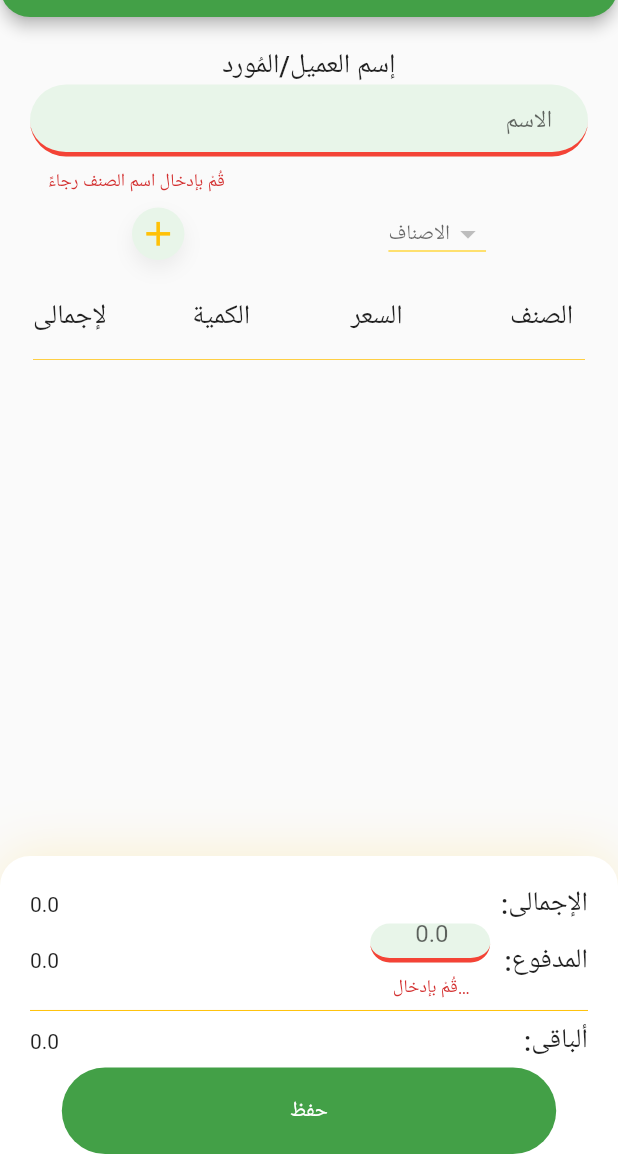
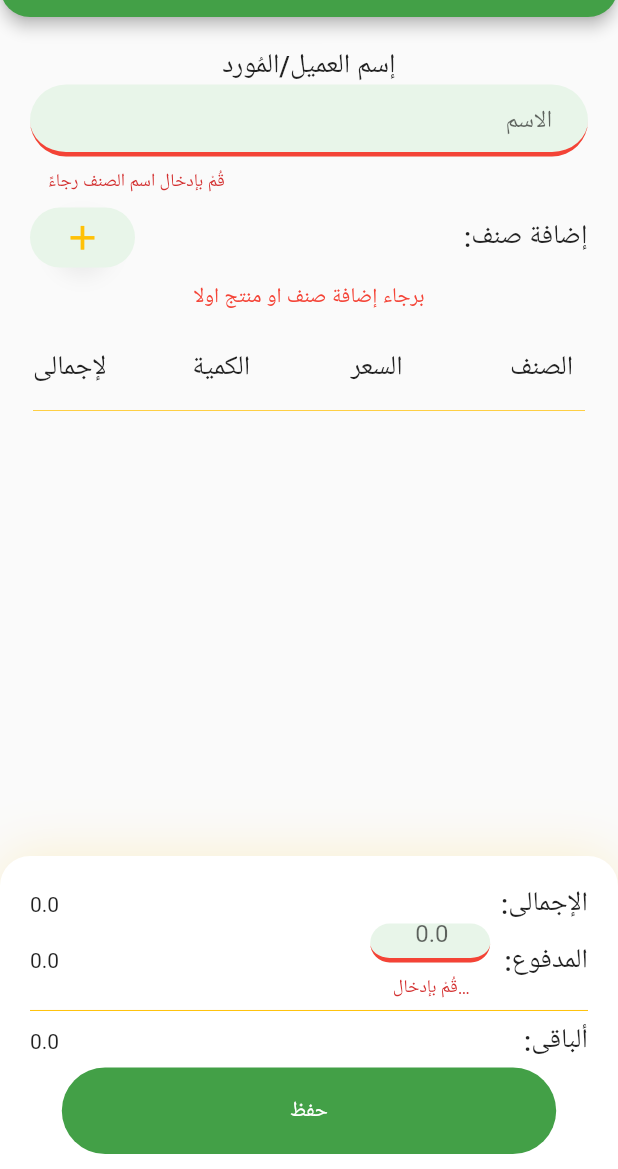
Before and after one commit to ragabelsayed/SevenKasb, a Flutter app: the NewBillScreen screen opened by its route, after a tap on "حفظ", on a phone screen of 412 x 824 dp, the part 67-1236 px from its top. Run offline on Flutter 3.47's test engine with Material 2 defaults, Android fonts, the phone set to English and light mode, and no system bars; our stand-ins replace flutter_riverpod, flutter_zoom_drawer, fluttertoast, font_awesome_flutter, shared_preferences; accounts and stored records are empty.

Commit message:
bill screen is finished

```diff
--- a/sugarcane_juice_app/lib/providers/unit_provider.dart
+++ b/sugarcane_juice_app/lib/providers/unit_provider.dart
@@ -61,7 +61,7 @@ class UnitNotifier extends ChangeNotifier {
     }
   }
 
-  Future<void> addUnit(Unit unit) async {
+  Future<Unit> addUnit(Unit unit) async {
     try {
       final response = await http.post(
         url,
@@ -76,7 +76,8 @@ class UnitNotifier extends ChangeNotifier {
         id: json.decode(response.body)['unit']['id'],
         name: unit.name,
       );
-      _items.add(newUnit);
+      // _items.add(newUnit);
+      return newUnit;
     } on FormatException {
       throw HttpException(
         'عفوا لقد انتهت صلاحيتك لستخدام البرنامج \n برجاء اعد تسجيل الدخول',
--- a/sugarcane_juice_app/lib/screens/bill/widget/bill_input_form.dart
+++ b/sugarcane_juice_app/lib/screens/bill/widget/bill_input_form.dart
@@ -4,12 +4,12 @@ import 'package:flutter_riverpod/flutter_riverpod.dart';
 import 'package:sugarcane_juice_app/config/constants.dart';
 import 'package:sugarcane_juice_app/config/palette.dart';
 import 'package:sugarcane_juice_app/models/bill.dart';
-import 'package:sugarcane_juice_app/models/item.dart';
 import 'package:sugarcane_juice_app/providers/bill_provider.dart';
-import 'package:sugarcane_juice_app/screens/bill/widget/dropdown_item_btn.dart';
-import 'package:sugarcane_juice_app/widget/dialog_btns.dart';
+import 'package:sugarcane_juice_app/screens/bill/widget/bill_item_input_form.dart';
+import 'package:sugarcane_juice_app/widget/banner_message.dart';
 import 'package:sugarcane_juice_app/widget/dialog_remove.dart';
 import 'package:sugarcane_juice_app/widget/dialog_title.dart';
+import 'package:sugarcane_juice_app/widget/error_view.dart';
 import 'package:sugarcane_juice_app/widget/rounded_text_btn.dart';
 
 class BillInputForm extends StatefulWidget {
@@ -21,7 +21,7 @@ class BillInputForm extends StatefulWidget {
 
 class _BillInputFormState extends State<BillInputForm> {
   final _formKey = GlobalKey<FormState>();
-  bool isSelected = false;
+  bool _isBillItemEmpty = false;
 
   late Bill _bill = Bill(
     user: {},
@@ -33,11 +33,17 @@ class _BillInputFormState extends State<BillInputForm> {
     billItems: [],
   );
 
-  void _saveForm() {
+  void _saveForm() async {
     final _isValid = _formKey.currentState!.validate();
-    if (_isValid) {
+    if (_bill.billItems.isEmpty) {
+      setState(() => _isBillItemEmpty = true);
+    }
+    if (_isValid && _bill.billItems.isNotEmpty) {
       _formKey.currentState!.save();
-      // context.read(billProvider).addBill(_bill);
+      await context.read(addBillProvider).addBill(_bill).onError(
+            (error, stackTrace) =>
+                getBanner(context: context, errorMessage: error.toString()),
+          );
     }
   }
 
@@ -64,20 +70,78 @@ class _BillInputFormState extends State<BillInputForm> {
                   },
                 ),
                 const SizedBox(height: 10),
-                DropdownItemBtn(
-                  oldBillItem:
-                      _bill.billItems.isNotEmpty ? _bill.billItems.last : null,
-                  billItem: (item) {
-                    setState(() {
-                      _bill.billItems.add(BillItems(
-                        price: 0.0,
-                        quentity: 0.0,
-                        item: item,
-                      ));
-                    });
-                  },
+                Row(
+                  textDirection: TextDirection.rtl,
+                  mainAxisAlignment: MainAxisAlignment.spaceBetween,
+                  children: [
+                    DialogTitle(
+                      name: 'إضافة صنف: ',
+                    ),
+                    Container(
+                      // height: 35,
+                      // width: 35,
+                      height: 40,
+                      width: 70,
+                      decoration: BoxDecoration(
+                        shape: BoxShape.circle,
+                        boxShadow: [
+                          BoxShadow(
+                            offset: Offset(0, 6),
+                            blurRadius: 10,
+                            color: Color(0xFFB0B0B0).withOpacity(0.2),
+                          ),
+                        ],
+                      ),
+                      child: OutlinedButton(
+                        style: OutlinedButton.styleFrom(
+                          padding: EdgeInsets.zero,
+                          backgroundColor: Palette.primaryLightColor,
+                          primary: Colors.amber,
+                          side: BorderSide.none,
+                          shape: RoundedRectangleBorder(
+                            borderRadius: BorderRadius.circular(50),
+                          ),
+                        ),
+                        child: Icon(
+                          Icons.add,
+                          size: 27,
+                        ),
+                        onPressed: () => showDialog(
+                          context: context,
+                          barrierDismissible: false,
+                          builder: (ctx) => BillItemForm(
+                            hasError: (billItemError) {
+                              if (billItemError) {
+                                getBanner(
+                                  context: context,
+                                  errorMessage:
+                                      'لم تتم اضافة الصنف تاكد من الاتصال بالشبكة الصحيحه',
+                                );
+                              } else {
+                                return;
+                              }
+                            },
+                            billItem: (billItems) {
+                              setState(() {
+                                _bill.billItems.add(billItems);
+                                _isBillItemEmpty = false;
+                              });
+                            },
+                          ),
+                        ),
+                      ),
+                    ),
+                  ],
                 ),
                 const SizedBox(height: 10),
+                if (_isBillItemEmpty)
+                  Text(
+                    'برجاء إضافة صنف او منتج اولا',
+                    textAlign: TextAlign.center,
+                    textDirection: TextDirection.rtl,
+                    style: TextStyle(color: Colors.red),
+                  ),
+                if (_isBillItemEmpty) const SizedBox(height: 10),
                 _buildDataTable(context: context),
                 const SizedBox(height: 150),
               ],
@@ -112,7 +176,7 @@ class _BillInputFormState extends State<BillInputForm> {
                     textDirection: TextDirection.rtl,
                     children: [
                       DialogTitle(name: 'الإجمالى: '),
-                      Text('${BillNotifier.sumTotal(_bill)}'),
+                      Text('${BillProvider.sumTotal(_bill)}'),
                     ],
                   ),
                   Row(
@@ -147,7 +211,7 @@ class _BillInputFormState extends State<BillInputForm> {
                     textDirection: TextDirection.rtl,
                     children: [
                       DialogTitle(name: 'ألباقى: '),
-                      Text('${BillNotifier.getRemaining(_bill)}'),
+                      Text('${BillProvider.getRemaining(_bill)}'),
                     ],
                   ),
                   const SizedBox(height: 5),
@@ -255,14 +319,14 @@ class _BillInputFormState extends State<BillInputForm> {
           required BuildContext context}) =>
       billItems.map(
         (billItem) {
-          billItem.item.total = BillNotifier.getItemsTotal(
-            price: billItem.item.price,
-            quentity: billItem.item.quentity,
+          billItem.item.total = BillProvider.getItemsTotal(
+            price: billItem.price,
+            quentity: billItem.quentity,
           );
           final cells = [
             billItem.item.name,
-            billItem.item.price,
-            billItem.item.quentity,
+            billItem.price,
+            billItem.quentity,
             billItem.item.total,
           ].reversed.toList();
 
```
Also changed, not shown: sugarcane_juice_app/lib/providers/bill_provider.dart (+157 -73 lines), sugarcane_juice_app/lib/providers/item_provider.dart (+12 -5 lines), sugarcane_juice_app/lib/screens/bill/widget/bill_item_input_form.dart (added, +229 -0 lines), sugarcane_juice_app/lib/screens/bill/widget/bill_view.dart (+5 -5 lines), sugarcane_juice_app/lib/widget/save_cancle_btns.dart (added).
